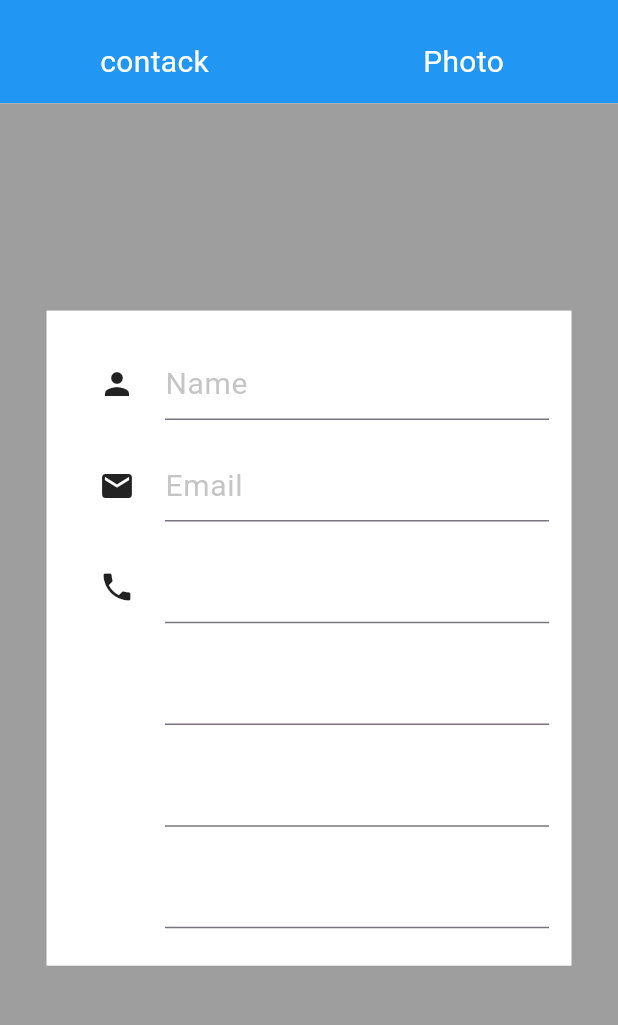
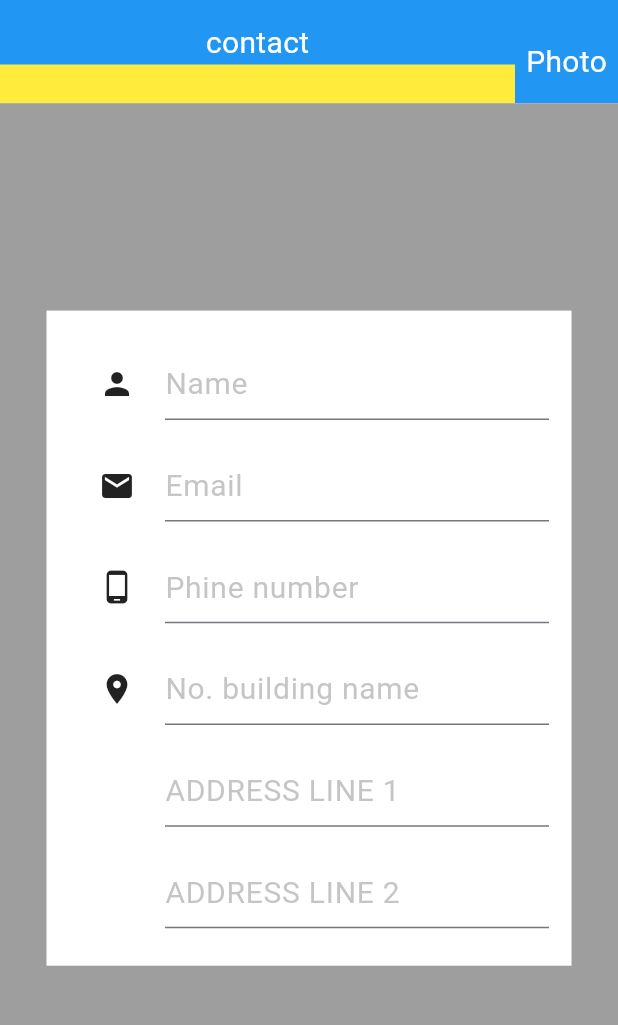
Before and after one commit to vrundpadariya/vrund_resume_builder_app, a Flutter app: the Contact_page screen opened by its route, on a phone screen of 412 x 824 dp, the part 63-1088 px from its top. Run offline on Flutter 3.47's test engine with Material 2 defaults, Android fonts, the phone set to English and light mode, and no system bars.

Commit message:
Fourth commit

```diff
--- a/lib/components/global.dart
+++ b/lib/components/global.dart
@@ -3,4 +3,6 @@ import 'package:flutter/material.dart';
 class Globals {
   static Color textcolor = Colors.white;
   static Color background = Colors.blue.shade700;
+  static Color Contacthint = Colors.grey.withOpacity(0.6);
+  static int indexcontactvalue = 0;
 }
--- a/lib/screen/Build_opition.dart
+++ b/lib/screen/Build_opition.dart
@@ -24,24 +24,24 @@ class _build_opitionState extends State<build_opition> {
               child: Column(
                 mainAxisAlignment: MainAxisAlignment.spaceEvenly,
                 children: [
-                  SizedBox(
+                  const SizedBox(
                     height: 10,
                   ),
                   Row(
                     children: [
-                      SizedBox(
+                      const SizedBox(
                         width: 20,
                       ),
                       GestureDetector(
                         onTap: () {
-                          Navigator.pop(context);
+                          Navigator.pushReplacementNamed(context, 'homepage');
                         },
                         child: Icon(
                           Icons.arrow_back_ios,
                           color: Globals.textcolor,
                         ),
                       ),
-                      SizedBox(
+                      const SizedBox(
                         width: 50,
                       ),
                       Text(
@@ -87,26 +87,28 @@ class _build_opitionState extends State<build_opition> {
                               ),
                             ),
                           ),
-                          SizedBox(
+                          const SizedBox(
                             width: 20,
                           ),
                           Text(
                             e["name"],
-                            style: TextStyle(fontSize: 18),
+                            style: const TextStyle(
+                              fontSize: 18,
+                            ),
                           ),
                           const Spacer(),
                           IconButton(
                             onPressed: () {
                               Navigator.of(context).pushNamed(e["route_name"]);
                             },
-                            icon: Icon(
+                            icon: const Icon(
                               Icons.navigate_next,
                               size: 30,
                             ),
                           ),
                         ],
                       ),
-                      Divider(),
+                      const Divider(),
                     ],
                   ),
                 ).toList(),
--- a/lib/screen/Build_opition_page/contact_info.dart
+++ b/lib/screen/Build_opition_page/contact_info.dart
@@ -1,4 +1,5 @@
 import 'package:flutter/material.dart';
+import 'package:resume_app/components/global.dart';
 
 class Contact_page extends StatefulWidget {
   const Contact_page({super.key});
@@ -10,18 +11,15 @@ class Contact_page extends StatefulWidget {
 class _Contact_pageState extends State<Contact_page> {
   @override
   Widget build(BuildContext context) {
-    double h =  MediaQuery.of(context).size.height;
-    double w =  MediaQuery.of(context).size.width;
+    double h = MediaQuery.of(context).size.height;
+    double w = MediaQuery.of(context).size.width;
     return Scaffold(
       appBar: AppBar(
         centerTitle: true,
         backgroundColor: Colors.blue,
         title: const Text(
           "Resume Builder",
-              style: TextStyle(
-                color: Colors.white
-              ),
-
+          style: TextStyle(color: Colors.white),
         ),
       ),
       body: Column(
@@ -34,26 +32,40 @@ class _Contact_pageState extends State<Contact_page> {
               child: Row(
                 children: [
                   Expanded(
-                    child: Container(
+                    flex: 5,
+                    child: Column(
+                      children: [
+                        Container(
                           alignment: Alignment.center,
                           child: const Text(
-                          "contack",style: TextStyle(
-                          fontSize: 20,color: Colors.white
+                            "contact",
+                            style: TextStyle(
+                              fontSize: 20,
+                              color: Colors.white,
                             ),
                           ),
+                        ),
+                        Expanded(
+                          flex: 1,
+                          child: Container(
+                            color: Colors.yellow,
+                          ),
+                        ),
+                      ],
                     ),
                   ),
                   Expanded(
                     child: Container(
                       alignment: Alignment.center,
                       child: const Text(
-                        "Photo", style: TextStyle(
-                          fontSize: 20,color: Colors.white
+                        "Photo",
+                        style: TextStyle(
+                          fontSize: 20,
+                          color: Colors.white,
                         ),
                       ),
                     ),
                   ),
-
                 ],
               ),
             ),
@@ -64,10 +76,9 @@ class _Contact_pageState extends State<Contact_page> {
               alignment: Alignment.center,
               color: Colors.grey,
               child: Container(
-
                 color: Colors.white,
                 padding: const EdgeInsets.all(15),
-                  height: h*0.53,
+                height: h * 0.53,
                 width: 350,
                 child: Column(
                   mainAxisAlignment: MainAxisAlignment.spaceAround,
@@ -75,107 +86,123 @@ class _Contact_pageState extends State<Contact_page> {
                     Row(
                       children: [
                         const Expanded(
-                            child: Icon(
-                                Icons.person
-                            ),),
+                          child: Icon(Icons.person),
+                        ),
                         Expanded(
                             flex: 4,
                             child: TextFormField(
-                                decoration:  InputDecoration(
-                                  hintText: 'Name',hintStyle: TextStyle(
-                                  color: Colors.grey.withOpacity(0.6),
+                              decoration: InputDecoration(
+                                hintText: 'Name',
+                                hintStyle: TextStyle(
+                                  color: Globals.Contacthint,
                                   fontSize: 20,
-                                )
-
                                 ),
-
+                              ),
                             ))
-
                       ],
                     ),
                     Row(
                       children: [
                         const Expanded(
-
-                            child: Icon(
-                                Icons.mail
-                            ),),
+                          child: Icon(Icons.mail),
+                        ),
                         Expanded(
                           flex: 4,
                           child: TextFormField(
                             decoration: InputDecoration(
-                                  hintText:
-                                    'Email',hintStyle: TextStyle(
-                                  color: Colors.grey.withOpacity(0.6),
-                                  fontSize: 20,)
+                              hintText: 'Email',
+                              hintStyle: TextStyle(
+                                color: Globals.Contacthint,
+                                fontSize: 20,
                               ),
-                              ),),
-
+                            ),
+                          ),
+                        ),
                       ],
                     ),
                     Row(
                       children: [
                         const Expanded(
                           child: Icon(
-                                Icons.phone
-                            ),),
+                            Icons.phone_android,
+                          ),
+                        ),
                         Expanded(
                           flex: 4,
                           child: TextFormField(
-
-
-                              ))
-
+                            decoration: InputDecoration(
+                              hintText: "Phine number",
+                              hintStyle: TextStyle(
+                                color: Globals.Contacthint,
+                                fontSize: 20,
+                              ),
+                            ),
+                          ),
+                        ),
+                      ],
+                    ),
+                    Row(
+                      children: [
+                        const Expanded(
+                          child: Icon(
+                            Icons.location_on,
+                          ),
+                        ),
+                        Expanded(
+                          flex: 4,
+                          child: TextFormField(
+                            decoration: InputDecoration(
+                              hintText: "No. building name ",
+                              hintStyle: TextStyle(
+                                color: Globals.Contacthint,
+                                fontSize: 20,
+                              ),
+                            ),
+                          ),
+                        )
                       ],
                     ),
                     Row(
                       children: [
                         Expanded(
-                            child: Container()
+                          child: Container(),
                         ),
                         Expanded(
                           flex: 4,
                           child: TextFormField(
-
-                          ))
-
+                            decoration: InputDecoration(
+                              hintText: "ADDRESS LINE 1 ",
+                              hintStyle: TextStyle(
+                                color: Globals.Contacthint,
+                                fontSize: 20,
+                              ),
+                            ),
+                          ),
+                        )
                       ],
                     ),
                     Row(
                       children: [
                         Expanded(
-
-                            child: Container(
-
-                          ),),
+                          child: Container(),
+                        ),
                         Expanded(
                           flex: 4,
                           child: TextFormField(
-
-                          ))
-
-                        ],
+                            decoration: InputDecoration(
+                              hintText: "ADDRESS LINE 2 ",
+                              hintStyle: TextStyle(
+                                color: Globals.Contacthint,
+                                fontSize: 20,
                               ),
-                      Row(
-                        children: [
-                          Expanded(
-
-                            child: Container(
-
-                            ),),
-                          Expanded(
-                              flex: 4,
-                              child: TextFormField(
-
-                              ))
-
+                            ),
+                          ),
+                        )
                       ],
                     ),
                   ],
                 ),
-
               ),
-
             ),
           ),
         ],
--- a/lib/screen/homepage.dart
+++ b/lib/screen/homepage.dart
@@ -79,7 +79,7 @@ class _HomepageState extends State<Homepage> {
           Navigator.pushReplacementNamed(context, 'build');
         },
         backgroundColor: Globals.background,
-        child: Icon(
+        child: const Icon(
           Icons.add,
         ),
       ),
```
Lines whose indentation alone changed are shown as unchanged.
